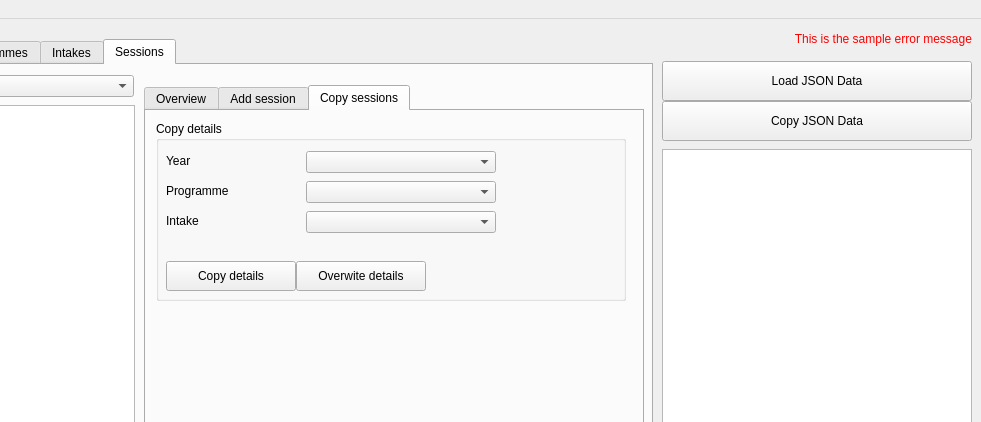
Qt form user-interface-main.ui (arkangel-dev/json-hud-py) before a commit; both pictures show x 118 to 1099 and y 0 to 422 of the 1099 by 583 pixel window.
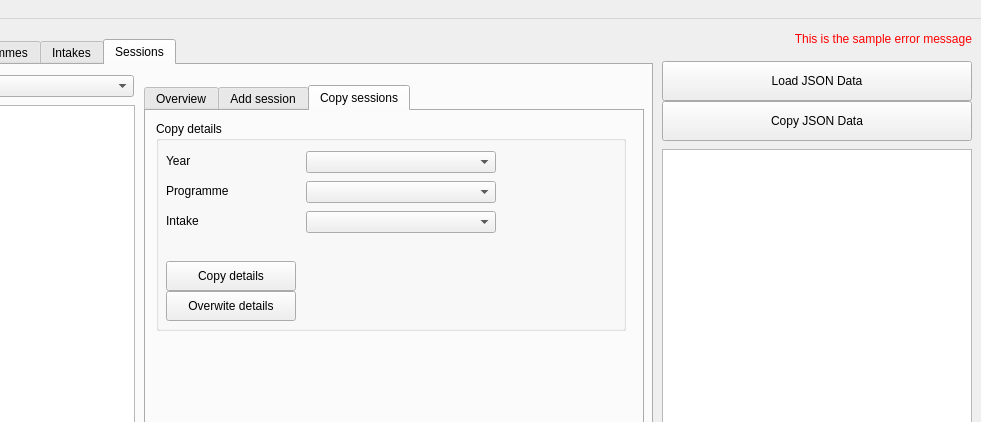
The same form after that commit. The open tabs and pages were chosen to show the change.

Commit message:
Im slowly loosing my sanity
Added dynamic button disable
Add add programme and delete programme button

The edit to the form file:
```diff
--- a/user-interface-main.ui
+++ b/user-interface-main.ui
@@ -831,7 +831,7 @@
           <x>10</x>
           <y>10</y>
           <width>470</width>
-          <height>180</height>
+          <height>210</height>
          </rect>
         </property>
         <property name="title">
@@ -876,8 +876,8 @@
         <widget class="QPushButton" name="button_year_9">
          <property name="geometry">
           <rect>
-           <x>140</x>
-           <y>140</y>
+           <x>10</x>
+           <y>170</y>
            <width>130</width>
            <height>30</height>
           </rect>
@@ -1019,9 +1019,9 @@
    <widget class="QLabel" name="status_present">
     <property name="geometry">
      <rect>
-      <x>780</x>
+      <x>269</x>
       <y>10</y>
-      <width>310</width>
+      <width>821</width>
       <height>20</height>
      </rect>
     </property>
```
Left out of the diff: 18 changed lines with no effect on the pictures. The commit also changes 2 other files.
